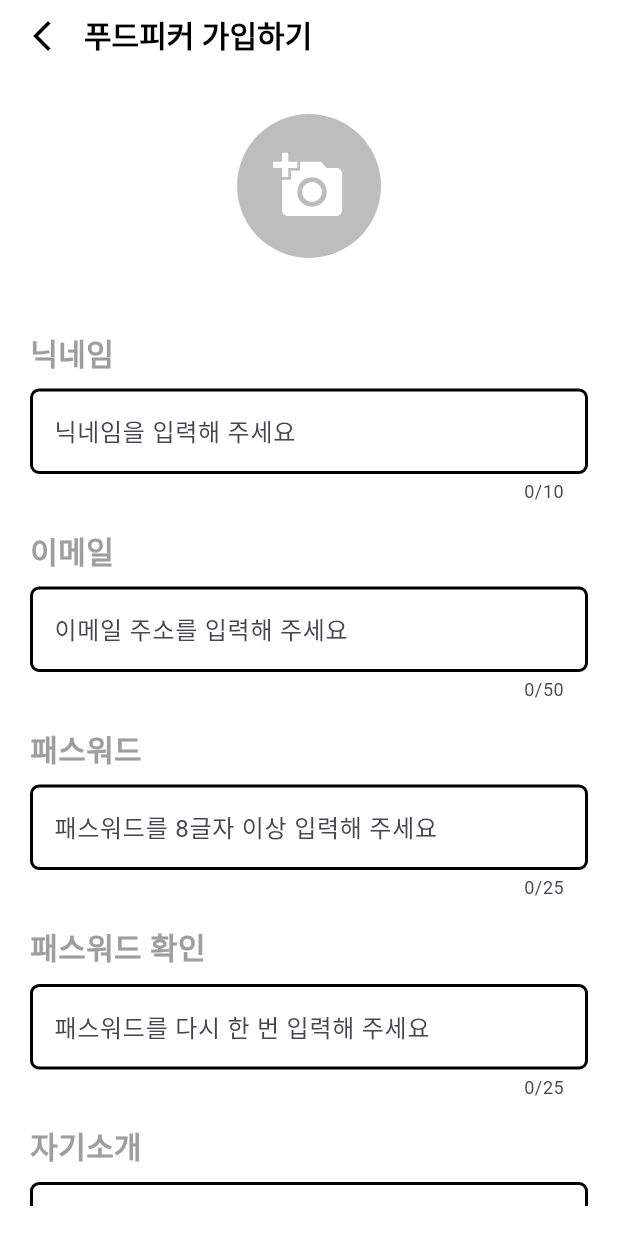
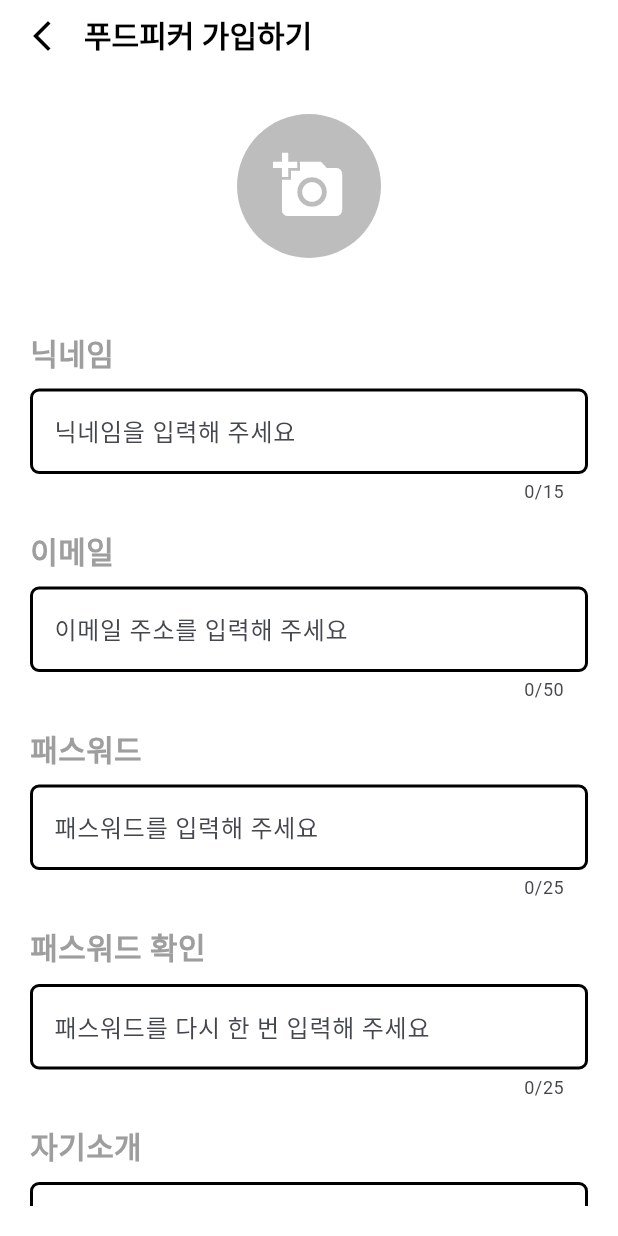
Before and after one commit to academy3746/food_picker01, a Flutter app: the SignUpScreen screen opened by its route, on a phone screen of 412 x 824 dp. Run offline on Flutter 3.47's test engine with Material 3 defaults, Android fonts, the phone set to English and light mode, and no system bars; our stand-ins replace fluttertoast, image_picker, supabase_flutter; accounts and stored records are empty.

Commit message:
텍스트 입력필드 컨트롤러 위젯화...4

```diff
--- a/lib/screens/auth_screen/sign_up_screen/sign_up_screen.dart
+++ b/lib/screens/auth_screen/sign_up_screen/sign_up_screen.dart
@@ -228,7 +228,7 @@ class _SignUpScreenState extends State<SignUpScreen> {
                         hintText: '닉네임을 입력해 주세요',
                         obscureText: false,
                         maxLines: 1,
-                        maxLength: 10,
+                        maxLength: 15,
                         validator: (value) => _nameValidation(value),
                       ),
                     ],
@@ -283,7 +283,7 @@ class _SignUpScreenState extends State<SignUpScreen> {
                         enabled: true,
                         readOnly: false,
                         onTap: null,
-                        hintText: '패스워드를 8글자 이상 입력해 주세요',
+                        hintText: '패스워드를 입력해 주세요',
                         obscureText: true,
                         maxLines: 1,
                         maxLength: 25,
```
